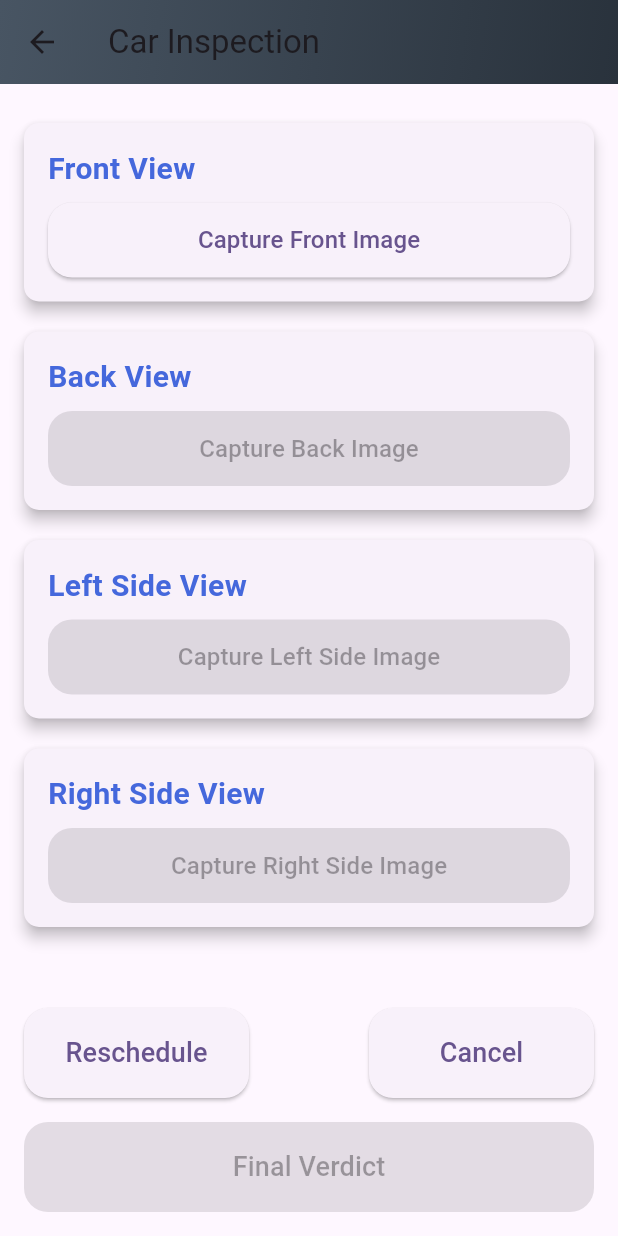
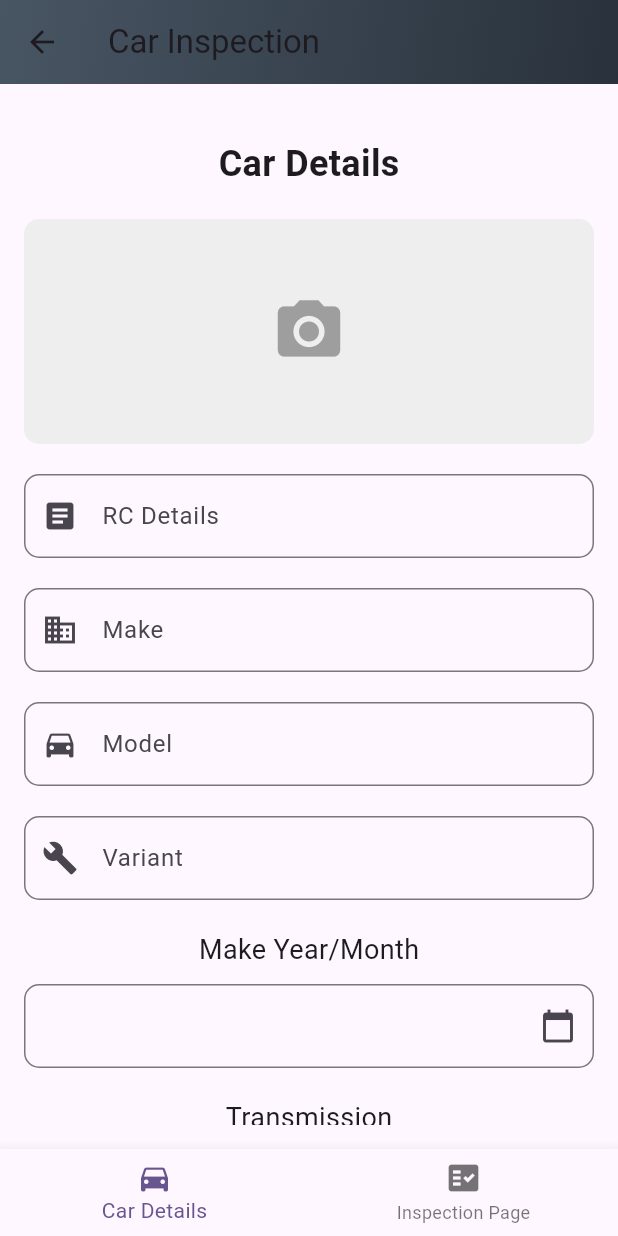
Before and after one commit to parakh2001/Inspection, a Flutter app: the InspectionPage screen opened by its route, on a phone screen of 412 x 824 dp. Run offline on Flutter 3.47's test engine with Material 3 defaults, Android fonts, the phone set to English and light mode, and no system bars; our stand-ins replace image_picker, pdf, permission_handler, printing.

Commit message:
car details page created

```diff
--- a/lib/main.dart
+++ b/lib/main.dart
@@ -11,7 +11,6 @@ void main() async {
   WidgetsFlutterBinding.ensureInitialized();
   runApp(const MyApp());
 }
-
 class MyApp extends StatelessWidget {
   const MyApp({super.key});
   @override
--- a/lib/pages/inspectionPage.dart
+++ b/lib/pages/inspectionPage.dart
@@ -2,11 +2,14 @@ import 'package:flutter/material.dart';
 import 'package:image_picker/image_picker.dart';
 import 'dart:io';
 import 'package:permission_handler/permission_handler.dart';
+
 class InspectionPage extends StatefulWidget {
   const InspectionPage({super.key});
+
   @override
   _InspectionPageState createState() => _InspectionPageState();
 }
+
 class _InspectionPageState extends State<InspectionPage> {
   final ImagePicker _picker = ImagePicker();
   Map<String, File?> _images = {
@@ -15,8 +18,14 @@ class _InspectionPageState extends State<InspectionPage> {
     'Left Side': null,
     'Right Side': null,
   };
+  File? _rcImage; // To store the RC photo
   bool _inspectionCanceled = false;
   bool _inspectionRescheduled = false;
+  int _currentIndex = 0; // To keep track of the selected tab
+
+  String _transmission = 'Automatic';
+  String _fuelType = 'Petrol';
+
   Future<void> _getImage(String side) async {
     final status = await Permission.camera.request();
     if (status.isGranted) {
@@ -24,7 +33,11 @@ class _InspectionPageState extends State<InspectionPage> {
           await _picker.pickImage(source: ImageSource.camera);
       if (pickedFile != null) {
         setState(() {
+          if (side == 'RC') {
+            _rcImage = File(pickedFile.path);
+          } else {
             _images[side] = File(pickedFile.path);
+          }
         });
       }
     } else {
@@ -33,11 +46,13 @@ class _InspectionPageState extends State<InspectionPage> {
       );
     }
   }
+
   bool _allImagesCaptured() {
     return !_inspectionCanceled &&
         !_inspectionRescheduled &&
         _images.values.every((image) => image != null);
   }
+
   bool _isPreviousImageCaptured(String currentKey) {
     List<String> keys = _images.keys.toList();
     int currentIndex = keys.indexOf(currentKey);
@@ -47,6 +62,7 @@ class _InspectionPageState extends State<InspectionPage> {
     String previousKey = keys[currentIndex - 1];
     return _images[previousKey] != null;
   }
+
   void _rescheduleInspection() {
     setState(() {
       _inspectionRescheduled = true;
@@ -58,6 +74,7 @@ class _InspectionPageState extends State<InspectionPage> {
       ),
     );
   }
+
   void _cancelInspection() {
     setState(() {
       _inspectionCanceled = true;
@@ -67,24 +84,131 @@ class _InspectionPageState extends State<InspectionPage> {
       const SnackBar(content: Text('Inspection cancelled')),
     );
   }
-  @override
-  Widget build(BuildContext context) {
-    return Scaffold(
-      appBar: AppBar(
-        title: const Text('Car Inspection'),
-        flexibleSpace: Container(
-          decoration: const BoxDecoration(
-            gradient: LinearGradient(
-              colors: [Color(0xFF485563), Color(0xFF29323C)],
-              begin: Alignment.topLeft,
-              end: Alignment.bottomRight,
+
+  // Build the "Car Details" page
+  Widget _buildCarDetailsPage() {
+    return SingleChildScrollView(
+      child: Column(
+        children: [
+          const SizedBox(height: 20),
+          const Text(
+            'Car Details',
+            style: TextStyle(fontSize: 24, fontWeight: FontWeight.bold),
+          ),
+          const SizedBox(height: 20),
+          GestureDetector(
+            onTap: () => _getImage('RC'),
+            child: _rcImage == null
+                ? Container(
+                    height: 150,
+                    width: double.infinity,
+                    decoration: BoxDecoration(
+                      color: Colors.grey[200],
+                      borderRadius: BorderRadius.circular(10),
+                    ),
+                    child: const Icon(Icons.camera_alt,
+                        size: 50, color: Colors.grey),
+                  )
+                : ClipRRect(
+                    borderRadius: BorderRadius.circular(10),
+                    child: Image.file(_rcImage!),
                   ),
           ),
+          const SizedBox(height: 20),
+          _buildTextField('RC Details', Icons.article),
+          const SizedBox(height: 20),
+          _buildTextField('Make', Icons.business),
+          const SizedBox(height: 20),
+          _buildTextField('Model', Icons.directions_car),
+          const SizedBox(height: 20),
+          _buildTextField('Variant', Icons.build),
+          const SizedBox(height: 20),
+          const Text(
+            'Make Year/Month',
+            style: TextStyle(fontSize: 18),
+          ),
+          const SizedBox(height: 10),
+          TextFormField(
+            decoration: InputDecoration(
+              suffixIcon: const Icon(Icons.calendar_today),
+              border: OutlineInputBorder(
+                borderRadius: BorderRadius.circular(10),
               ),
             ),
-      body: Padding(
-        padding: const EdgeInsets.all(16.0),
-        child: Column(
+            onTap: () async {
+              DateTime? selectedDate = await showDatePicker(
+                context: context,
+                initialDate: DateTime.now(),
+                firstDate: DateTime(2000),
+                lastDate: DateTime(2101),
+              );
+            },
+          ),
+          const SizedBox(height: 20),
+          const Text(
+            'Transmission',
+            style: TextStyle(fontSize: 18),
+          ),
+          DropdownButton<String>(
+            value: _transmission,
+            icon: const Icon(Icons.settings_input_component),
+            isExpanded: true,
+            onChanged: (String? newValue) {
+              setState(() {
+                _transmission = newValue!;
+              });
+            },
+            items: <String>['Automatic', 'Manual']
+                .map<DropdownMenuItem<String>>((String value) {
+              return DropdownMenuItem<String>(
+                value: value,
+                child: Text(value),
+              );
+            }).toList(),
+          ),
+          const SizedBox(height: 20),
+          const Text(
+            'Fuel Type',
+            style: TextStyle(fontSize: 18),
+          ),
+          DropdownButton<String>(
+            value: _fuelType,
+            icon: const Icon(Icons.local_gas_station),
+            isExpanded: true,
+            onChanged: (String? newValue) {
+              setState(() {
+                _fuelType = newValue!;
+              });
+            },
+            items: <String>['Petrol', 'Diesel', 'CNG']
+                .map<DropdownMenuItem<String>>((String value) {
+              return DropdownMenuItem<String>(
+                value: value,
+                child: Text(value),
+              );
+            }).toList(),
+          ),
+        ],
+      ),
+    );
+  }
+
+  // Helper method to build text fields with icons
+  Widget _buildTextField(String label, IconData icon) {
+    return TextField(
+      decoration: InputDecoration(
+        labelText: label,
+        prefixIcon: Icon(icon),
+        border: OutlineInputBorder(
+          borderRadius: BorderRadius.circular(10),
+        ),
+      ),
+    );
+  }
+
+  // Build the "Inspection" page
+  Widget _buildInspectionPage() {
+    return Column(
       children: [
         Expanded(
           child: ListView(
@@ -112,8 +236,7 @@ class _InspectionPageState extends State<InspectionPage> {
                       _images[side] == null
                           ? ElevatedButton(
                               style: ElevatedButton.styleFrom(
-                                    minimumSize:
-                                        const Size(double.infinity, 50),
+                                minimumSize: const Size(double.infinity, 50),
                                 shape: RoundedRectangleBorder(
                                   borderRadius: BorderRadius.circular(16.0),
                                 ),
@@ -180,9 +303,8 @@ class _InspectionPageState extends State<InspectionPage> {
                 }
               : null,
           style: ElevatedButton.styleFrom(
-                backgroundColor: _allImagesCaptured()
-                    ? const Color(0xFF7B42F6)
-                    : Colors.grey,
+            backgroundColor:
+                _allImagesCaptured() ? const Color(0xFF7B42F6) : Colors.grey,
             minimumSize: const Size(double.infinity, 60),
             shape: RoundedRectangleBorder(
               borderRadius: BorderRadius.circular(16.0),
@@ -196,7 +318,47 @@ class _InspectionPageState extends State<InspectionPage> {
           ),
         ),
       ],
+    );
+  }
+
+  @override
+  Widget build(BuildContext context) {
+    return Scaffold(
+      appBar: AppBar(
+        title: const Text('Car Inspection'),
+        flexibleSpace: Container(
+          decoration: const BoxDecoration(
+            gradient: LinearGradient(
+              colors: [Color(0xFF485563), Color(0xFF29323C)],
+              begin: Alignment.topLeft,
+              end: Alignment.bottomRight,
             ),
+          ),
+        ),
+      ),
+      body: Padding(
+        padding: const EdgeInsets.all(16.0),
+        child: _currentIndex == 0
+            ? _buildCarDetailsPage()
+            : _buildInspectionPage(),
+      ),
+      bottomNavigationBar: BottomNavigationBar(
+        currentIndex: _currentIndex,
+        onTap: (index) {
+          setState(() {
+            _currentIndex = index;
+          });
+        },
+        items: const [
+          BottomNavigationBarItem(
+            icon: Icon(Icons.directions_car),
+            label: 'Car Details',
+          ),
+          BottomNavigationBarItem(
+            icon: Icon(Icons.fact_check),
+            label: 'Inspection Page',
+          ),
+        ],
       ),
     );
   }
```
Lines whose indentation alone changed are shown as unchanged.
